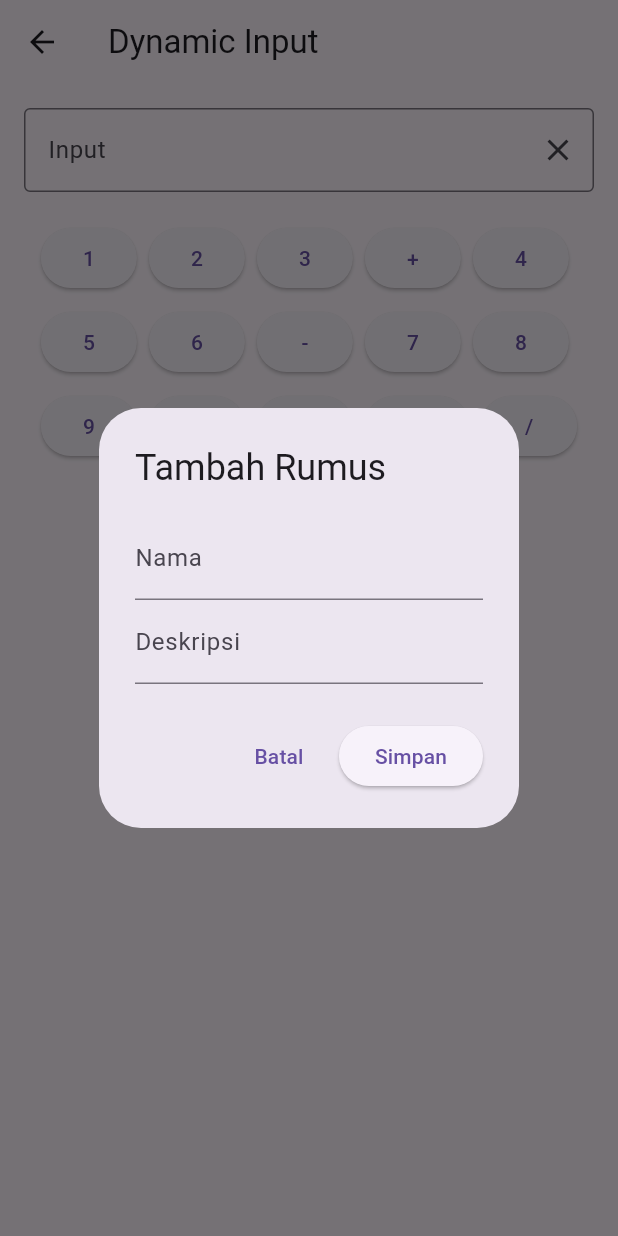
After one commit to AdiAst/MathResolver, a Flutter app: the TambahMasalah screen opened directly, after a tap on "Tambah", on a phone screen of 412 x 824 dp. The commit adds this screen. Run offline on Flutter 3.47's test engine with Material 3 defaults, Android fonts, the phone set to English and light mode, and no system bars; missing offline and left inert: dart_eval.

Commit message:
menambahkan halaman tambah masalah

```diff
--- /dev/null
+++ b/lib/tambah_masalah.dart
@@ -0,0 +1,151 @@
+import 'package:flutter/material.dart';
+
+class TambahMasalah extends StatefulWidget {
+  @override
+  _TambahMasalahState createState() => _TambahMasalahState();
+}
+
+class _TambahMasalahState extends State<TambahMasalah> {
+  String inputText = "";
+  List<String> variables = [];
+  TextEditingController varController = TextEditingController();
+  TextEditingController nameController = TextEditingController();
+  TextEditingController descController = TextEditingController();
+
+  void updateInput(String value) {
+    setState(() {
+      inputText += value;
+    });
+  }
+
+  void addVariable() {
+    showDialog(
+      context: context,
+      builder: (context) {
+        return AlertDialog(
+          title: Text("Tambah Variabel"),
+          content: TextField(
+            controller: varController,
+            decoration: InputDecoration(labelText: "Nama Variabel"),
+          ),
+          actions: [
+            TextButton(
+              onPressed: () {
+                Navigator.pop(context);
+              },
+              child: Text("Batal"),
+            ),
+            ElevatedButton(
+              onPressed: () {
+                setState(() {
+                  variables.add(varController.text);
+                });
+                varController.clear();
+                Navigator.pop(context);
+              },
+              child: Text("Simpan"),
+            ),
+          ],
+        );
+      },
+    );
+  }
+
+  void addFormula() {
+    showDialog(
+      context: context,
+      builder: (context) {
+        return AlertDialog(
+          title: Text("Tambah Rumus"),
+          content: Column(
+            mainAxisSize: MainAxisSize.min,
+            children: [
+              TextField(
+                controller: nameController,
+                decoration: InputDecoration(labelText: "Nama"),
+              ),
+              TextField(
+                controller: descController,
+                decoration: InputDecoration(labelText: "Deskripsi"),
+              ),
+            ],
+          ),
+          actions: [
+            TextButton(
+              onPressed: () {
+                Navigator.pop(context);
+              },
+              child: Text("Batal"),
+            ),
+            ElevatedButton(
+              onPressed: () {
+                nameController.clear();
+                descController.clear();
+                Navigator.pop(context);
+              },
+              child: Text("Simpan"),
+            ),
+          ],
+        );
+      },
+    );
+  }
+
+  @override
+  Widget build(BuildContext context) {
+    return Scaffold(
+      appBar: AppBar(title: Text("Dynamic Input")),
+      body: Column(
+        children: [
+          Padding(
+            padding: EdgeInsets.all(16.0),
+            child: TextField(
+              readOnly: true,
+              decoration: InputDecoration(
+                border: OutlineInputBorder(),
+                hintText: "Input",
+                suffixIcon: IconButton(
+                  icon: Icon(Icons.clear),
+                  onPressed: () {
+                    setState(() {
+                      inputText = "";
+                    });
+                  },
+                ),
+              ),
+              controller: TextEditingController(text: inputText),
+            ),
+          ),
+          Wrap(
+            children: [
+              ...["1", "2", "3", "+", "4", "5", "6", "-", "7", "8", "9", "*", "0", "Var", "/"]
+                  .map((e) => Padding(
+                        padding: EdgeInsets.all(4.0),
+                        child: ElevatedButton(
+                          onPressed: e == "Var" ? addVariable : () => updateInput(e),
+                          child: Text(e),
+                        ),
+                      )),
+            ],
+          ),
+          Wrap(
+            children: variables.map((varName) {
+              return Padding(
+                padding: EdgeInsets.all(4.0),
+                child: ElevatedButton(
+                  onPressed: () => updateInput(varName),
+                  child: Text(varName),
+                ),
+              );
+            }).toList(),
+          ),
+          SizedBox(height: 10),
+          ElevatedButton(
+            onPressed: addFormula,
+            child: Text("Tambah"),
+          ),
+        ],
+      ),
+    );
+  }
+}
```
Also changed, not shown: lib/halaman_utama.dart (+14 -0 lines), 4 other files.
